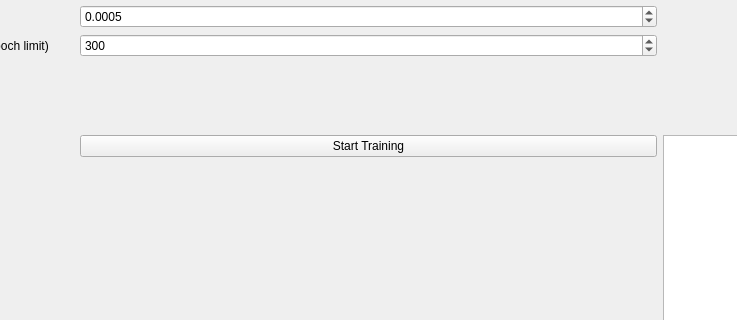
Above: NFDashboard/nfdash.ui from h2df/neural-fuzzy before the change; both pictures show x 448 to 1185 and y 254 to 574 of the 1550 by 733 pixel window. Below: the same form after it.
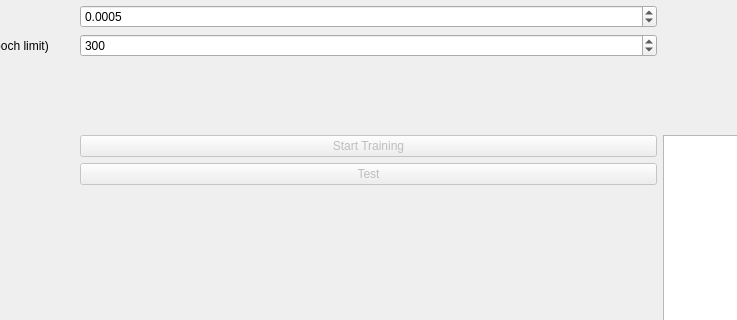
That is the form after the change. Custom widgets are drawn as their Qt base class.

Diff of the .ui file:
```diff
--- a/NFDashboard/nfdash.ui
+++ b/NFDashboard/nfdash.ui
@@ -128,6 +128,9 @@
      </item>
      <item row="12" column="1">
       <widget class="QPushButton" name="training_btn">
+       <property name="enabled">
+        <bool>false</bool>
+       </property>
        <property name="text">
         <string>Start Training</string>
        </property>
@@ -398,6 +401,16 @@
        </property>
       </widget>
      </item>
+     <item row="13" column="1">
+      <widget class="QPushButton" name="test_btn">
+       <property name="enabled">
+        <bool>false</bool>
+       </property>
+       <property name="text">
+        <string>Test</string>
+       </property>
+      </widget>
+     </item>
     </layout>
    </widget>
   </widget>
```
